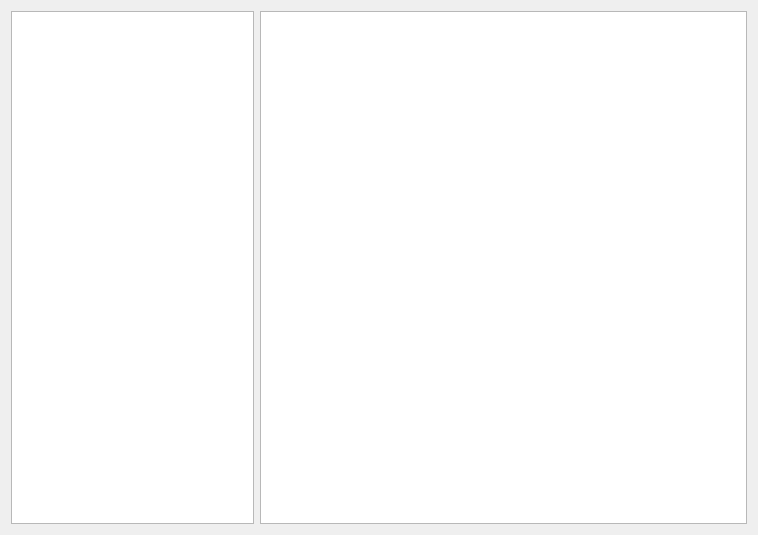
Before: the Qt Designer form src/view/kdroidview_base.ui in machtelik/kdroid-desktop, drawn with Qt 5.
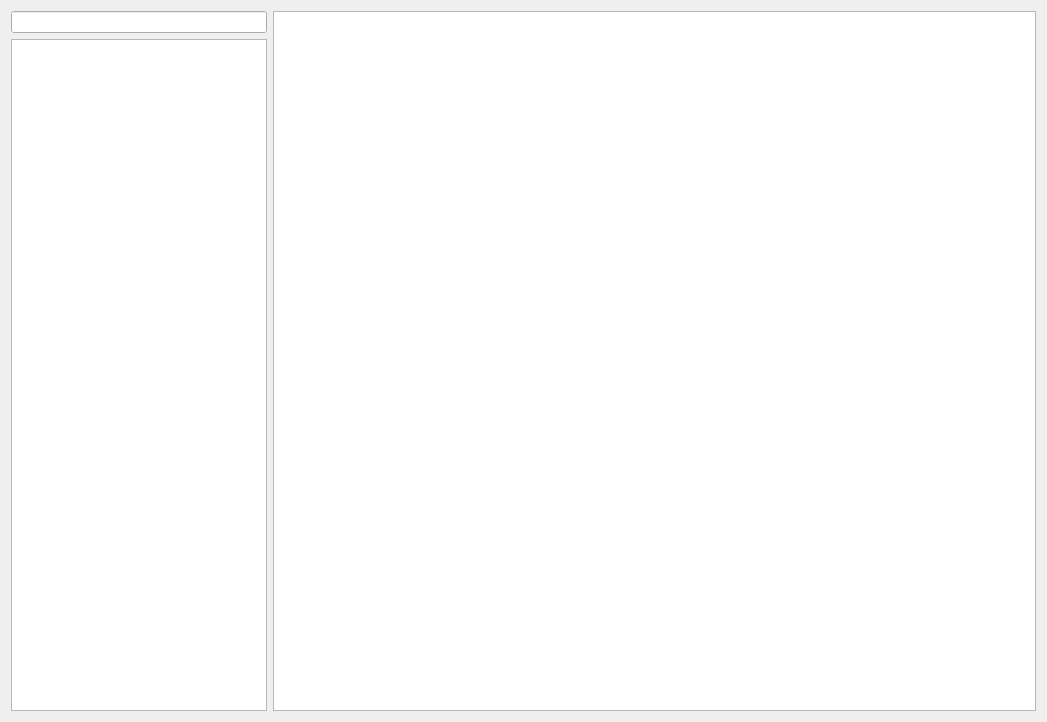
After: the same form once the commit is applied. Custom widgets are drawn as their Qt base class.

Commit message: switched to kde widgets

Patch:
```diff
--- a/src/view/kdroidview_base.ui
+++ b/src/view/kdroidview_base.ui
@@ -6,8 +6,8 @@
    <rect>
     <x>0</x>
     <y>0</y>
-    <width>758</width>
-    <height>535</height>
+    <width>1047</width>
+    <height>722</height>
    </rect>
   </property>
   <property name="windowTitle">
@@ -18,6 +18,11 @@
   </property>
   <layout class="QHBoxLayout" name="horizontalLayout">
    <item>
+    <layout class="QVBoxLayout" name="verticalLayout">
+     <item>
+      <widget class="KLineEdit" name="ContactFilterLineEdit"/>
+     </item>
+     <item>
     <widget class="QListView" name="ContactListView">
      <property name="sizePolicy">
       <sizepolicy hsizetype="Expanding" vsizetype="Expanding">
@@ -27,6 +32,8 @@
      </property>
     </widget>
    </item>
+    </layout>
+   </item>
    <item>
     <widget class="QListView" name="SmsListView">
      <property name="sizePolicy">
@@ -39,6 +46,13 @@
    </item>
   </layout>
  </widget>
+ <customwidgets>
+  <customwidget>
+   <class>KLineEdit</class>
+   <extends>QLineEdit</extends>
+   <header>klineedit.h</header>
+  </customwidget>
+ </customwidgets>
  <resources/>
  <connections/>
 </ui>
```
Lines whose indentation alone changed are shown as unchanged. The commit also changes 2 other files.
